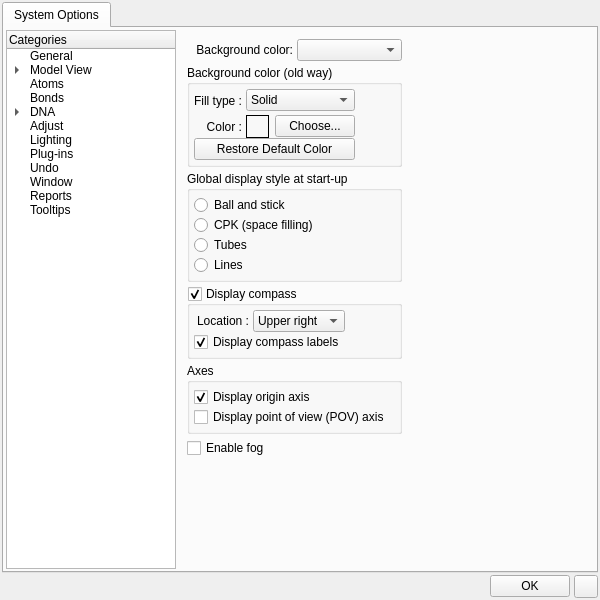
The window that cad/src/ne1_ui/PreferencesDialog.ui (kanzure/nanoengineer) describes before a commit, drawn with Qt 5.
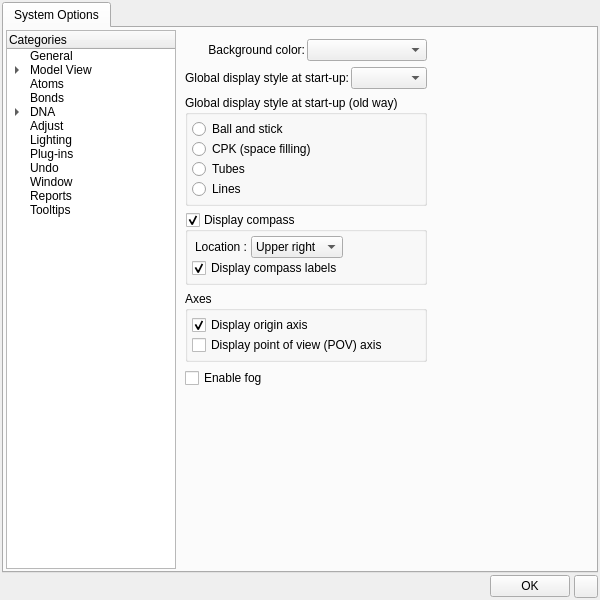
The same window after the commit. The open tabs and pages were chosen to show the change. Icons and pictures are not drawn.

Commit message: Major code cleanup of Preferences.py, including Urmi's code review changes.

What changed in the file:
```diff
--- a/cad/src/ne1_ui/PreferencesDialog.ui
+++ b/cad/src/ne1_ui/PreferencesDialog.ui
@@ -39,7 +39,7 @@
         <number>2</number>
        </property>
        <property name="spacing" >
-        <number>2</number>
+        <number>0</number>
        </property>
        <item row="0" column="1" >
         <widget class="QStackedWidget" name="prefsStackedWidget" >
@@ -200,26 +200,13 @@
            <property name="spacing" >
             <number>6</number>
            </property>
-           <item row="0" column="1" >
-            <spacer>
-             <property name="orientation" >
-              <enum>Qt::Horizontal</enum>
-             </property>
-             <property name="sizeHint" >
-              <size>
-               <width>40</width>
-               <height>20</height>
-              </size>
-             </property>
-            </spacer>
-           </item>
            <item row="0" column="0" >
             <layout class="QVBoxLayout" >
              <property name="margin" >
               <number>0</number>
              </property>
              <property name="spacing" >
-              <number>4</number>
+              <number>6</number>
              </property>
              <item>
               <layout class="QHBoxLayout" >
@@ -227,7 +214,7 @@
                 <number>0</number>
                </property>
                <property name="spacing" >
-                <number>4</number>
+                <number>2</number>
                </property>
                <item>
                 <widget class="QLabel" name="label_8" >
@@ -245,172 +232,32 @@
               </layout>
              </item>
              <item>
-              <widget class="QGroupBox" name="bg_groupbox" >
-               <property name="title" >
-                <string>Background color (old way)</string>
+              <layout class="QHBoxLayout" >
+               <property name="margin" >
+                <number>0</number>
                </property>
-               <layout class="QGridLayout" >
-                <property name="margin" >
-                 <number>4</number>
-                </property>
-                <property name="spacing" >
-                 <number>4</number>
-                </property>
-                <item row="0" column="1" >
-                 <spacer>
-                  <property name="orientation" >
-                   <enum>Qt::Horizontal</enum>
-                  </property>
-                  <property name="sizeHint" >
-                   <size>
-                    <width>40</width>
-                    <height>20</height>
-                   </size>
-                  </property>
-                 </spacer>
-                </item>
-                <item row="0" column="0" >
-                 <layout class="QVBoxLayout" >
-                  <property name="margin" >
-                   <number>0</number>
-                  </property>
-                  <property name="spacing" >
-                   <number>0</number>
-                  </property>
-                  <item>
-                   <layout class="QHBoxLayout" >
-                    <property name="margin" >
-                     <number>0</number>
-                    </property>
-                    <property name="spacing" >
-                     <number>4</number>
-                    </property>
-                    <item>
-                     <layout class="QVBoxLayout" >
-                      <property name="margin" >
-                       <number>0</number>
-                      </property>
-                      <property name="spacing" >
-                       <number>4</number>
-                      </property>
-                      <item>
-                       <widget class="QLabel" name="fill_type_lbl" >
-                        <property name="enabled" >
-                         <bool>true</bool>
-                        </property>
-                        <property name="text" >
-                         <string>Fill type :</string>
-                        </property>
-                        <property name="alignment" >
-                         <set>Qt::AlignRight|Qt::AlignTrailing|Qt::AlignVCenter</set>
-                        </property>
-                       </widget>
-                      </item>
-                      <item>
-                       <widget class="QLabel" name="bg1_color_lbl" >
-                        <property name="text" >
-                         <string>Color :</string>
-                        </property>
-                        <property name="alignment" >
-                         <set>Qt::AlignRight|Qt::AlignTrailing|Qt::AlignVCenter</set>
-                        </property>
-                       </widget>
-                      </item>
-                     </layout>
-                    </item>
-                    <item>
-                     <layout class="QVBoxLayout" >
-                      <property name="margin" >
-                       <number>0</number>
-                      </property>
-                      <property name="spacing" >
-                       <number>4</number>
-                      </property>
-                      <item>
-                       <widget class="QComboBox" name="fill_type_combox" >
-                        <property name="enabled" >
-                         <bool>true</bool>
-                        </property>
-                        <property name="toolTip" >
-                         <string>Background fill type</string>
-                        </property>
-                        <item>
-                         <property name="text" >
-                          <string>Solid</string>
-                         </property>
-                        </item>
-                        <item>
-                         <property name="text" >
-                          <string>Blue Sky</string>
-                         </property>
-                        </item>
-                       </widget>
-                      </item>
-                      <item>
-                       <layout class="QHBoxLayout" >
-                        <property name="margin" >
-                         <number>0</number>
-                        </property>
-                        <property name="spacing" >
-                         <number>6</number>
-                        </property>
-                        <item>
-                         <widget class="QFrame" name="bg1_color_frame" >
-                          <property name="minimumSize" >
-                           <size>
-                            <width>23</width>
-                            <height>23</height>
-                           </size>
-                          </property>
-                          <property name="maximumSize" >
-                           <size>
-                            <width>23</width>
-                            <height>23</height>
-                           </size>
-                          </property>
-                          <property name="frameShape" >
-                           <enum>QFrame::Box</enum>
-                          </property>
-                          <property name="frameShadow" >
-                           <enum>QFrame::Plain</enum>
-                          </property>
-                         </widget>
-                        </item>
-                        <item>
-                         <widget class="QPushButton" name="choose_bg1_color_btn" >
-                          <property name="text" >
-                           <string>Choose...</string>
-                          </property>
-                          <property name="autoDefault" >
-                           <bool>false</bool>
-                          </property>
-                         </widget>
-                        </item>
-                       </layout>
-                      </item>
-                     </layout>
-                    </item>
-                   </layout>
-                  </item>
-                  <item>
-                   <widget class="QPushButton" name="restore_bgcolor_btn" >
-                    <property name="text" >
-                     <string>Restore Default Color</string>
-                    </property>
-                    <property name="autoDefault" >
-                     <bool>false</bool>
-                    </property>
-                   </widget>
-                  </item>
-                 </layout>
-                </item>
-               </layout>
-              </widget>
+               <property name="spacing" >
+                <number>2</number>
+               </property>
+               <item>
+                <widget class="QLabel" name="label_9" >
+                 <property name="text" >
+                  <string>Global display style at start-up:</string>
+                 </property>
+                 <property name="alignment" >
+                  <set>Qt::AlignRight|Qt::AlignTrailing|Qt::AlignVCenter</set>
+                 </property>
+                </widget>
+               </item>
+               <item>
+                <widget class="QComboBox" name="globalDisplayStyleStartupComboBox" />
+               </item>
+              </layout>
              </item>
              <item>
               <widget class="QGroupBox" name="default_display_grpBox" >
                <property name="title" >
-                <string>Global display style at start-up</string>
+                <string>Global display style at start-up (old way)</string>
                </property>
                <layout class="QVBoxLayout" >
                 <property name="margin" >
@@ -626,6 +473,19 @@
              </item>
             </layout>
            </item>
+           <item row="0" column="1" >
+            <spacer>
+             <property name="orientation" >
+              <enum>Qt::Horizontal</enum>
+             </property>
+             <property name="sizeHint" >
+              <size>
+               <width>40</width>
+               <height>20</height>
+              </size>
+             </property>
+            </spacer>
+           </item>
           </layout>
          </widget>
          <widget class="QWidget" name="ZoomPanRotate" >
```
Left out of the diff: 2 changed lines with no effect on the pictures. The commit also changes 10 other files.
